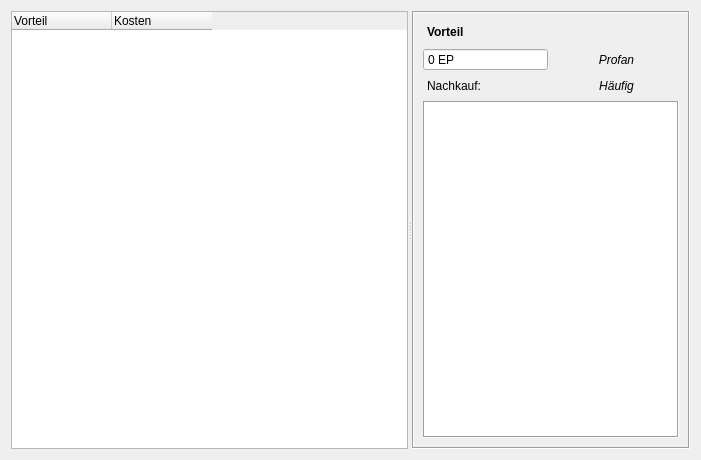
Before: the Qt Designer form designer/CharakterVorteile.ui in Aeolitus/Sephrasto, drawn with Qt 5.
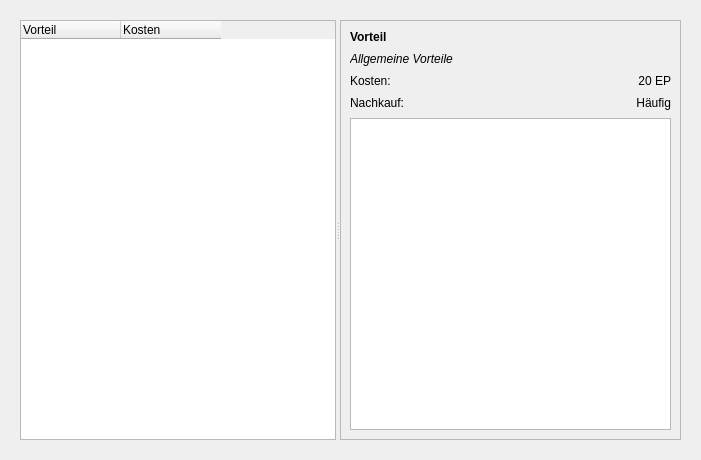
After: the same form once the commit is applied.

Commit message: - Complete design overhaul (style, fonts, dialog/tab layouts) - Every window now remembers its size - Settings for charsheet, rule appending, rule size, houserule database are now stored per character. Added settings for displaying the pdf column on 'Übernatürliche Fertigkeiten' and for displaying the Finanzen Dropdown. - Weapon tab now shows the final stats for at/vt/tp - Vorteile tab now hides categories of which the character doesn't hasn't unlocked any Vorteile. - Simplified buildscript

```diff
--- a/designer/CharakterVorteile.ui
+++ b/designer/CharakterVorteile.ui
@@ -14,6 +14,18 @@
    <string>Form</string>
   </property>
   <layout class="QGridLayout" name="gridLayout">
+   <property name="leftMargin">
+    <number>20</number>
+   </property>
+   <property name="topMargin">
+    <number>20</number>
+   </property>
+   <property name="rightMargin">
+    <number>20</number>
+   </property>
+   <property name="bottomMargin">
+    <number>20</number>
+   </property>
    <item row="0" column="0">
     <widget class="QSplitter" name="splitter">
      <property name="orientation">
@@ -22,7 +34,7 @@
      <widget class="QTreeWidget" name="treeWidget">
       <property name="sizePolicy">
        <sizepolicy hsizetype="Expanding" vsizetype="Expanding">
-        <horstretch>1</horstretch>
+        <horstretch>0</horstretch>
         <verstretch>0</verstretch>
        </sizepolicy>
       </property>
@@ -105,7 +117,7 @@
        </size>
       </property>
       <property name="frameShape">
-       <enum>QFrame::Box</enum>
+       <enum>QFrame::StyledPanel</enum>
       </property>
       <property name="midLineWidth">
        <number>0</number>
@@ -121,37 +133,19 @@
         <rect>
          <x>0</x>
          <y>0</y>
-         <width>256</width>
-         <height>434</height>
+         <width>340</width>
+         <height>418</height>
         </rect>
        </property>
        <layout class="QGridLayout" name="gridLayout_2">
+        <item row="2" column="0">
+         <widget class="QLabel" name="label_2">
+          <property name="text">
+           <string>Kosten:</string>
+          </property>
+         </widget>
+        </item>
         <item row="1" column="0">
-         <widget class="QSpinBox" name="spinKosten">
-          <property name="alignment">
-           <set>Qt::AlignLeading|Qt::AlignLeft|Qt::AlignVCenter</set>
-          </property>
-          <property name="readOnly">
-           <bool>true</bool>
-          </property>
-          <property name="buttonSymbols">
-           <enum>QAbstractSpinBox::NoButtons</enum>
-          </property>
-          <property name="suffix">
-           <string> EP</string>
-          </property>
-          <property name="minimum">
-           <number>-1000</number>
-          </property>
-          <property name="maximum">
-           <number>1000</number>
-          </property>
-          <property name="singleStep">
-           <number>20</number>
-          </property>
-         </widget>
-        </item>
-        <item row="1" column="1">
          <widget class="QLabel" name="labelTyp">
           <property name="minimumSize">
            <size>
@@ -165,51 +159,17 @@
            </font>
           </property>
           <property name="text">
-           <string>Profan</string>
+           <string>Allgemeine Vorteile</string>
           </property>
           <property name="alignment">
-           <set>Qt::AlignCenter</set>
+           <set>Qt::AlignLeading|Qt::AlignLeft|Qt::AlignVCenter</set>
           </property>
          </widget>
         </item>
-        <item row="2" column="0">
-         <widget class="QLabel" name="label">
-          <property name="styleSheet">
-           <string notr="true">margin-left: 1px</string>
-          </property>
-          <property name="text">
-           <string>Nachkauf:</string>
-          </property>
-         </widget>
-        </item>
-        <item row="2" column="1">
-         <widget class="QLabel" name="labelNachkauf">
-          <property name="minimumSize">
-           <size>
-            <width>0</width>
-            <height>18</height>
-           </size>
-          </property>
-          <property name="font">
-           <font>
-            <italic>true</italic>
-           </font>
-          </property>
-          <property name="text">
-           <string>Häufig</string>
-          </property>
-          <property name="alignment">
-           <set>Qt::AlignCenter</set>
-          </property>
-         </widget>
-        </item>
-        <item row="3" column="0" colspan="2">
+        <item row="4" column="0" colspan="2">
          <widget class="QPlainTextEdit" name="plainText">
           <property name="frameShape">
-           <enum>QFrame::Box</enum>
-          </property>
-          <property name="frameShadow">
-           <enum>QFrame::Sunken</enum>
+           <enum>QFrame::StyledPanel</enum>
           </property>
           <property name="lineWidth">
            <number>1</number>
@@ -222,23 +182,47 @@
           </property>
          </widget>
         </item>
+        <item row="3" column="0">
+         <widget class="QLabel" name="label">
+          <property name="text">
+           <string>Nachkauf:</string>
+          </property>
+         </widget>
+        </item>
+        <item row="3" column="1">
+         <widget class="QLabel" name="labelNachkauf">
+          <property name="minimumSize">
+           <size>
+            <width>0</width>
+            <height>18</height>
+           </size>
+          </property>
+          <property name="text">
+           <string>Häufig</string>
+          </property>
+          <property name="alignment">
+           <set>Qt::AlignRight|Qt::AlignTrailing|Qt::AlignVCenter</set>
+          </property>
+         </widget>
+        </item>
+        <item row="2" column="1">
+         <widget class="QLabel" name="labelKosten">
+          <property name="text">
+           <string>20 EP</string>
+          </property>
+          <property name="alignment">
+           <set>Qt::AlignRight|Qt::AlignTrailing|Qt::AlignVCenter</set>
+          </property>
+         </widget>
+        </item>
         <item row="0" column="0" colspan="2">
          <widget class="QLabel" name="labelVorteil">
-          <property name="minimumSize">
-           <size>
-            <width>0</width>
-            <height>20</height>
-           </size>
-          </property>
           <property name="font">
            <font>
             <weight>75</weight>
             <bold>true</bold>
            </font>
           </property>
-          <property name="styleSheet">
-           <string notr="true">margin-left: 1px;</string>
-          </property>
           <property name="text">
            <string>Vorteil</string>
           </property>
```
Left out of the diff: 1 changed line with no effect on the pictures. The commit also changes 106 other files.
